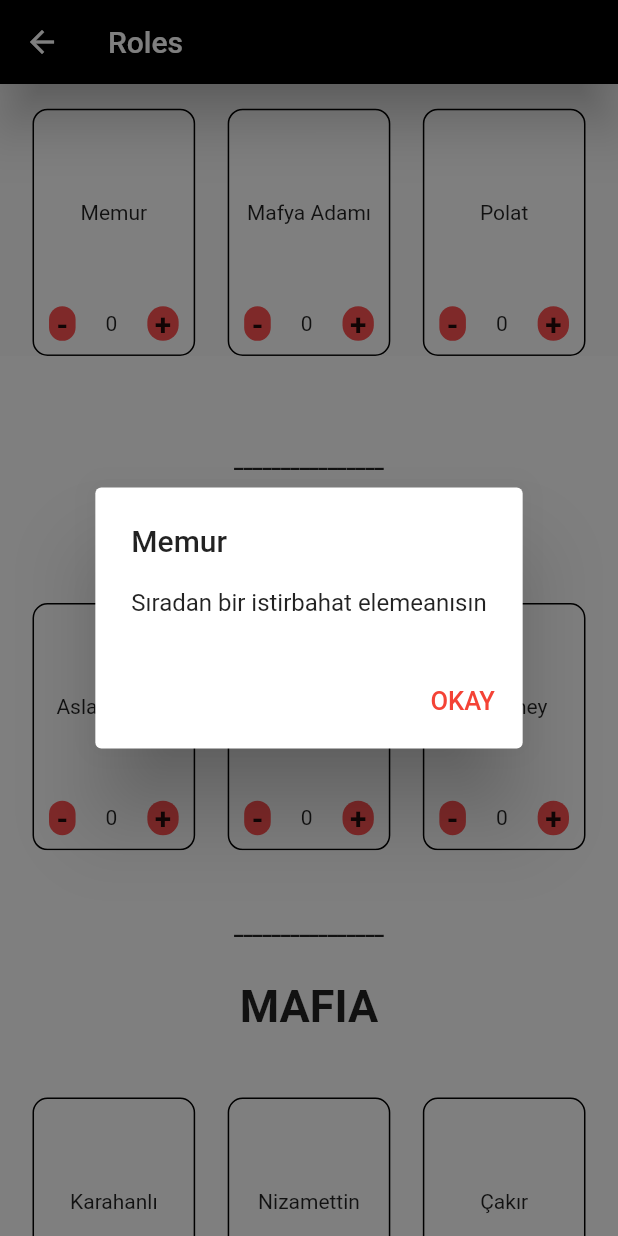
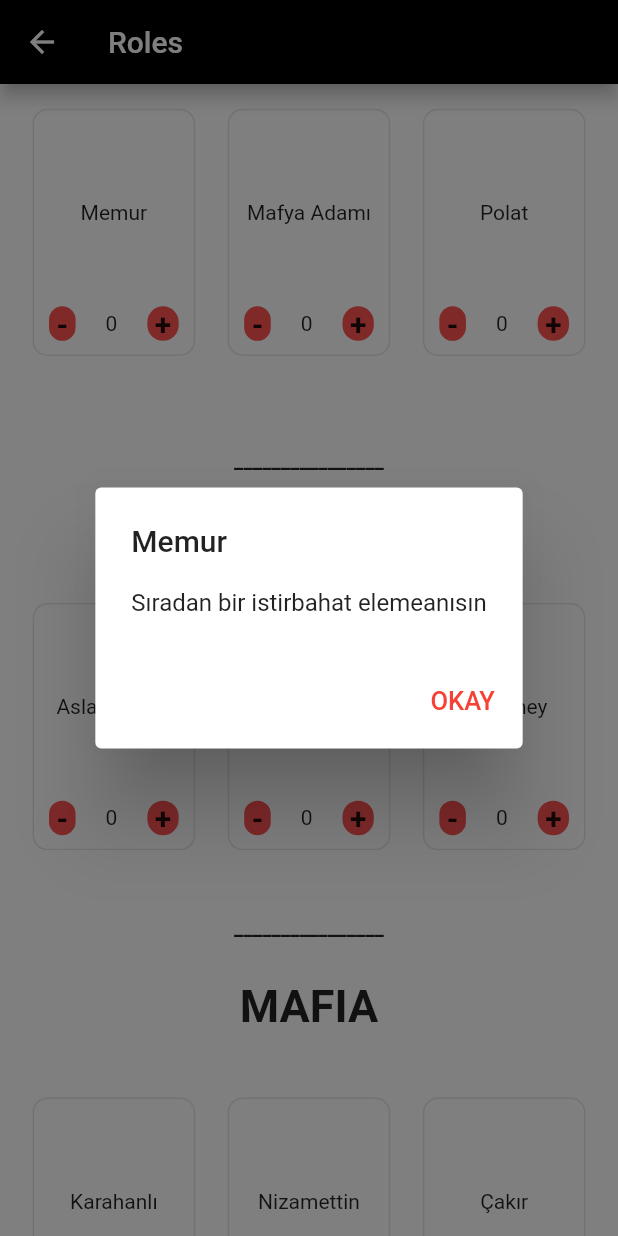
Before and after one commit to TurcanVeli/kurtlar_Sofrasi, a Flutter app: the screen it shows after launch, after a tap on "Memur", on a phone screen of 412 x 824 dp. Run offline on Flutter 3.47's test engine with Material 2 defaults, Android fonts, the light colour scheme and no system bars; our stand-ins replace localization, shared_preferences; generated files the repository leaves out were written again.

Commit message:
Update RolesPage

```diff
--- a/kurtlar/lib/frontend/pages/roles_view.dart
+++ b/kurtlar/lib/frontend/pages/roles_view.dart
@@ -16,16 +16,17 @@ class rolesPage extends StatefulWidget {
 }
 
 class _rolesPageState extends BaseState<rolesPage> {
-  void _rotateDialog(String Header, String Body) {
+  void _scaleDialog(String header, String body) {
     showGeneralDialog(
       context: context,
       pageBuilder: (ctx, a1, a2) {
         return Container();
       },
       transitionBuilder: (ctx, a1, a2, child) {
-        return Transform.rotate(
-          angle: math.radians(a1.value * 360),
-          child: _dialog(ctx, Header, Body),
+        var curve = Curves.easeInOut.transform(a1.value);
+        return Transform.scale(
+          scale: curve,
+          child: _dialog(ctx, header, body),
         );
       },
       transitionDuration: const Duration(milliseconds: 300),
@@ -38,17 +39,21 @@ class _rolesPageState extends BaseState<rolesPage> {
       appBar: AppBar(
         title: Text(translate(context).roles),
         leading: Icon(Icons.arrow_back),
-        elevation: 15,
         backgroundColor: Colors.black,
+        elevation: 5,
       ),
       body: ListView(
         children: [
           SizedBox(
             height: dynamicHeight(0.02),
+            child: const DecoratedBox(
+              decoration: const BoxDecoration(color: Colors.white),
+            ),
           ),
           Container(
             height: dynamicHeight(0.2),
             child: RolesRow(ordinary),
+            color: Colors.white,
           ),
           Container(
             height: dynamicHeight(0.2),
@@ -75,8 +80,12 @@ class _rolesPageState extends BaseState<rolesPage> {
           ),
           SizedBox(
             height: dynamicHeight(0.02),
+            child: const DecoratedBox(
+              decoration: const BoxDecoration(color: Colors.white),
+            ),
           ),
-          BottomButtonContainerContiune(dynamicHeight(0.08), translate(context).contiune),
+          BottomButtonContainerContiune(
+              dynamicHeight(0.08), translate(context).contiune),
         ],
       ),
     );
@@ -108,32 +117,11 @@ class _rolesPageState extends BaseState<rolesPage> {
     return Row(
       children: [
         Expanded(flex: 1, child: SizedBox()),
-        Expanded(
-          flex: 5,
-          child: InkWell(
-              onTap: () {
-                _rotateDialog(roles[0].GetName, roles[0].GetRoleDefiniton);
-              },
-              child: RoleContainer(roles[0])),
-        ),
+        Expanded(flex: 5, child: RoleContainer(roles[0])),
         Expanded(flex: 1, child: SizedBox()),
-        Expanded(
-          flex: 5,
-          child: InkWell(
-              onTap: (() {
-                _rotateDialog(roles[1].GetName, roles[1].GetRoleDefiniton);
-              }),
-              child: RoleContainer(roles[1])),
-        ),
+        Expanded(flex: 5, child: RoleContainer(roles[1])),
         Expanded(flex: 1, child: SizedBox()),
-        Expanded(
-          flex: 5,
-          child: InkWell(
-              onTap: (() {
-                _rotateDialog(roles[2].GetName, roles[2].GetRoleDefiniton);
-              }),
-              child: RoleContainer(roles[2])),
-        ),
+        Expanded(flex: 5, child: RoleContainer(roles[2])),
         Expanded(flex: 1, child: SizedBox()),
       ],
     );
@@ -152,7 +140,9 @@ class _rolesPageState extends BaseState<rolesPage> {
       decoration: BoxDecoration(
           color: Colors.white,
           border: Border.all(
-            color: Colors.black,
+            color: role.Getcount == 0
+                ? Color.fromARGB(255, 230, 229, 229)
+                : Colors.black87,
           ),
           borderRadius: BorderRadius.all(Radius.circular(10.0))),
     );
@@ -161,7 +151,13 @@ class _rolesPageState extends BaseState<rolesPage> {
   Column RoleContainerInsideColumn(Role role) {
     return Column(
       children: [
-        Expanded(flex: 2, child: RoleNameText(role)),
+        Expanded(
+            flex: 2,
+            child: InkWell(
+                onTap: (() {
+                  _scaleDialog(role.GetName, role.GetRoleDefiniton);
+                }),
+                child: Container(color: Colors.white,child: RoleNameText(role)))),
         Expanded(flex: 1, child: SizedBox()),
         Expanded(
           flex: 2,
```
